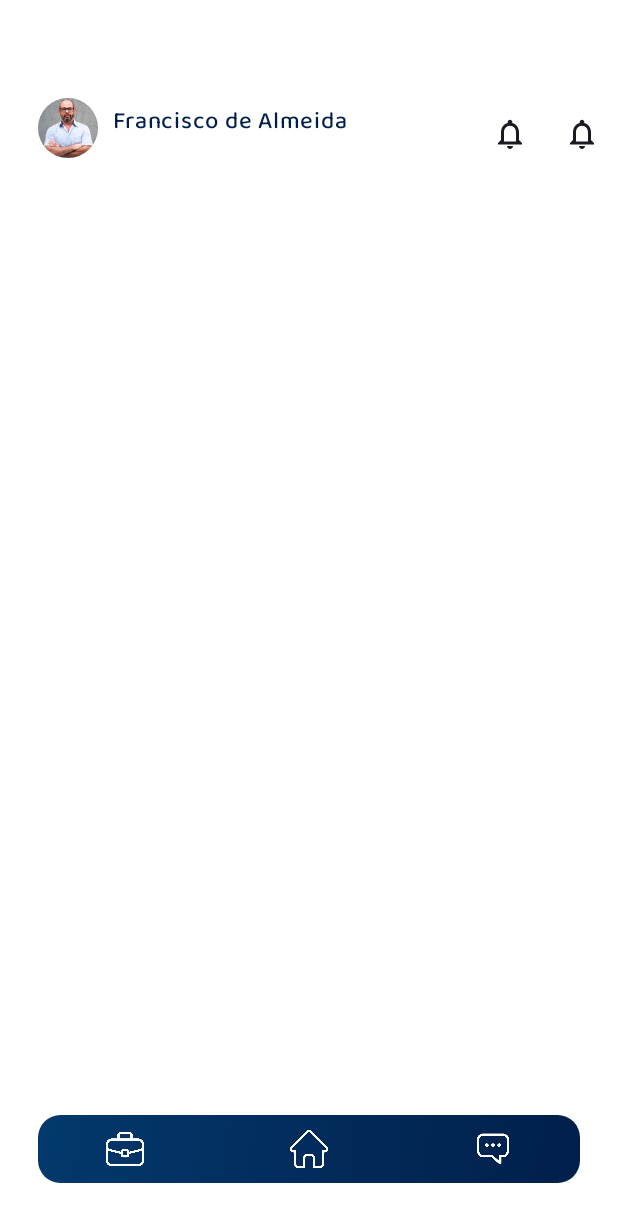
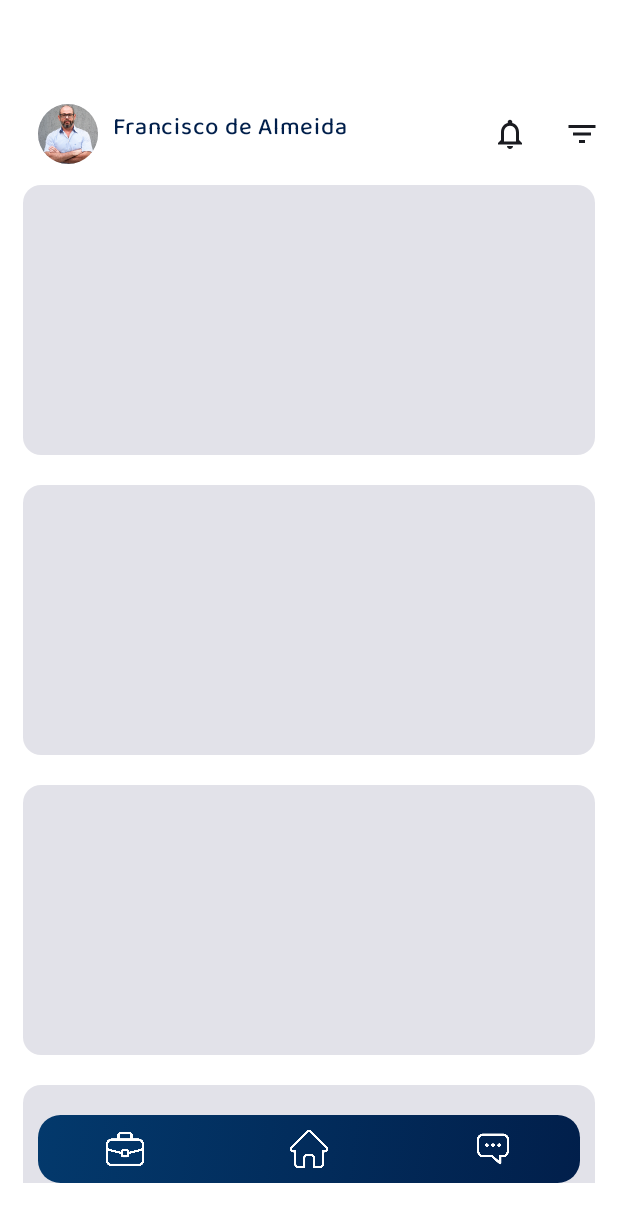
Before and after one commit to JINNIELABORE/Jinni-Mobile, an Android app built with Jetpack Compose: the FreelanceHomeScreen screen opened through its navigation route, on a phone screen of 412 x 824 dp. Shown: the top 1222 px of the screen. Run offline under Robolectric (Android 15) with nearby library versions, the phone set to English and light mode, and no system bars; Roboto replaces fonts that are not available here.

Commit message:
home page loading...

```diff
--- a/app/build.gradle.kts
+++ b/app/build.gradle.kts
@@ -69,6 +69,7 @@ dependencies {
     debugImplementation(libs.androidx.ui.test.manifest)
 
     implementation(libs.androidx.navigation.compose.v281)
+    implementation("androidx.compose.material:material-icons-extended-android:1.7.2")
 
     implementation(libs.retrofit)
     implementation(libs.converter.gson)
--- a/app/src/main/java/br/senai/sp/jandira/MainActivity.kt
+++ b/app/src/main/java/br/senai/sp/jandira/MainActivity.kt
@@ -36,7 +36,7 @@ class MainActivity : ComponentActivity() {
                 val clientViewModel = ClientViewModel()
                 NavHost(
                     navController = navController,
-                    startDestination = "SuccessScreen"
+                    startDestination = "Home"
                 ){
                     composable(route = "FirstPage") { FirstPageScreen(navController) }
                     composable(route = "SignUpMethod") { SignUpMethodChoiceScreen(navController) }
--- a/app/src/main/java/br/senai/sp/jandira/screens/FreelancerHomeScreen.kt
+++ b/app/src/main/java/br/senai/sp/jandira/screens/FreelancerHomeScreen.kt
@@ -10,9 +10,12 @@ import androidx.compose.foundation.layout.fillMaxWidth
 import androidx.compose.foundation.layout.height
 import androidx.compose.foundation.layout.padding
 import androidx.compose.foundation.layout.width
+import androidx.compose.foundation.lazy.LazyColumn
+import androidx.compose.foundation.lazy.items
 import androidx.compose.foundation.shape.CircleShape
 import androidx.compose.foundation.shape.RoundedCornerShape
 import androidx.compose.material.icons.Icons
+import androidx.compose.material.icons.outlined.FilterList
 import androidx.compose.material.icons.outlined.Notifications
 import androidx.compose.material3.Card
 import androidx.compose.material3.CardDefaults
@@ -40,7 +43,7 @@ fun FreelanceHomeScreen() {
     Surface(
         modifier = Modifier
             .fillMaxSize(),
-        color = Color(0xffFFFFFF)
+        color = Color(0xffFFFFFF),
     ) {
 
         Column (
@@ -52,7 +55,8 @@ fun FreelanceHomeScreen() {
                 modifier = Modifier
                     .fillMaxWidth()
                     .padding(top = 65.dp, start = 25.dp),
-                horizontalArrangement = Arrangement.SpaceBetween
+                horizontalArrangement = Arrangement.SpaceBetween,
+                verticalAlignment = Alignment.CenterVertically
             ){
 
                 Row (
@@ -87,13 +91,36 @@ fun FreelanceHomeScreen() {
                         Icon(imageVector = Icons.Outlined.Notifications, contentDescription = "notify")
                     }
                     IconButton(onClick = {}) {
-                        Icon(imageVector = Icons.Outlined.Notifications, contentDescription = "notify")
+                        Icon(imageVector = Icons.Outlined.FilterList, contentDescription = "notify")
                     }
-
-
                 }
             }
 
+
+            LazyColumn (
+                modifier = Modifier.fillMaxSize().padding(horizontal = 15.dp)
+            ){
+
+                items(10){
+                    Card (
+                        modifier = Modifier
+                            .height(200.dp)
+                            .fillMaxWidth()
+                            .padding(vertical = 10.dp)
+                    ){
+
+                    }
+                }
+
+            }
+
+
+        }
+
+        Column (
+            modifier = Modifier.fillMaxSize().padding(bottom = 35.dp),
+            verticalArrangement = Arrangement.Bottom
+        ){
 
             Row (
                 modifier = Modifier
@@ -107,9 +134,9 @@ fun FreelanceHomeScreen() {
                         .height(45.dp)
                         .background(
                             Brush.linearGradient(
-                            0.0f to Color(0xff03396C),
-                            1.0f to Color(0xff011F4B)
-                        ),
+                                0.0f to Color(0xff03396C),
+                                1.0f to Color(0xff011F4B)
+                            ),
                             shape = RoundedCornerShape(15.dp)),
                     colors = CardDefaults.cardColors(
                         containerColor = Color.Transparent
@@ -149,15 +176,12 @@ fun FreelanceHomeScreen() {
 
 
             }
-
-
-
-
-
         }
     }
 
+
 }
+
 
 @Preview (showSystemUi = true, showBackground = true)
 @Composable
```
